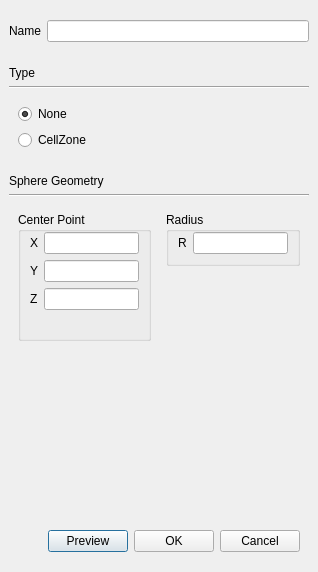
First picture: the form in baramMesh/view/geometry/volume_dialog.ui, repository nextfoam/baram, before the edit.
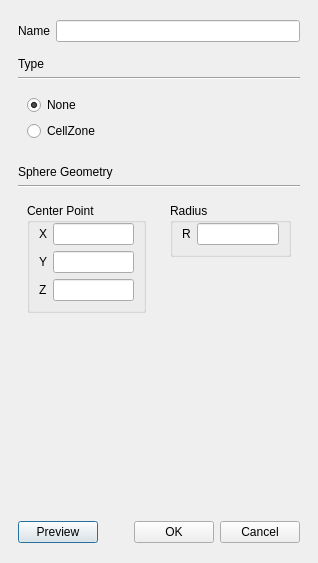
Second picture: the form after the edit. The open tabs and pages were chosen to show the change.

The edit to the form file:
```diff
--- a/baramMesh/view/geometry/volume_dialog.ui
+++ b/baramMesh/view/geometry/volume_dialog.ui
@@ -21,23 +21,17 @@
     <number>9</number>
    </property>
    <item>
-    <widget class="QWidget" name="form" native="true">
-     <layout class="QVBoxLayout" name="verticalLayout">
-      <property name="leftMargin">
-       <number>0</number>
-      </property>
-      <property name="topMargin">
-       <number>0</number>
-      </property>
-      <property name="rightMargin">
-       <number>0</number>
-      </property>
+    <widget class="QWidget" name="dialogContent" native="true">
+     <layout class="QVBoxLayout" name="verticalLayout_2">
       <item>
        <widget class="QWidget" name="widget_5" native="true">
         <layout class="QFormLayout" name="formLayout_3">
          <property name="leftMargin">
           <number>0</number>
          </property>
+         <property name="topMargin">
+          <number>0</number>
+         </property>
          <property name="rightMargin">
           <number>0</number>
          </property>
@@ -66,6 +60,9 @@
          <property name="leftMargin">
           <number>0</number>
          </property>
+         <property name="topMargin">
+          <number>0</number>
+         </property>
          <property name="rightMargin">
           <number>0</number>
          </property>
@@ -263,6 +260,15 @@
            <widget class="QWidget" name="widget_11" native="true">
             <layout class="QHBoxLayout" name="horizontalLayout_2">
              <item>
+              <widget class="QWidget" name="widget" native="true">
+               <layout class="QVBoxLayout" name="verticalLayout_4">
+                <property name="leftMargin">
+                 <number>0</number>
+                </property>
+                <property name="topMargin">
+                 <number>0</number>
+                </property>
+                <item>
               <widget class="QGroupBox" name="groupBox">
                <property name="title">
                 <string>Center Point</string>
@@ -311,6 +317,22 @@
               </widget>
              </item>
              <item>
+                 <spacer name="verticalSpacer_4">
+                  <property name="orientation">
+                   <enum>Qt::Vertical</enum>
+                  </property>
+                  <property name="sizeHint" stdset="0">
+                   <size>
+                    <width>20</width>
+                    <height>40</height>
+                   </size>
+                  </property>
+                 </spacer>
+                </item>
+               </layout>
+              </widget>
+             </item>
+             <item>
               <widget class="QWidget" name="widget_12" native="true">
                <layout class="QVBoxLayout" name="verticalLayout_10">
                 <property name="topMargin">
@@ -360,19 +382,6 @@
             </layout>
            </widget>
           </item>
-          <item>
-           <spacer name="verticalSpacer_3">
-            <property name="orientation">
-             <enum>Qt::Vertical</enum>
-            </property>
-            <property name="sizeHint" stdset="0">
-             <size>
-              <width>20</width>
-              <height>40</height>
-             </size>
-            </property>
-           </spacer>
-          </item>
          </layout>
         </widget>
         <widget class="QWidget" name="cylinder">
@@ -569,6 +578,13 @@
    <item>
     <widget class="QWidget" name="widget_6" native="true">
      <layout class="QHBoxLayout" name="horizontalLayout_4">
+      <item>
+       <widget class="QPushButton" name="preview">
+        <property name="text">
+         <string>Preview</string>
+        </property>
+       </widget>
+      </item>
       <item>
        <spacer name="horizontalSpacer_2">
         <property name="orientation">
@@ -582,13 +598,6 @@
         </property>
        </spacer>
       </item>
-      <item>
-       <widget class="QPushButton" name="preview">
-        <property name="text">
-         <string>Preview</string>
-        </property>
-       </widget>
-      </item>
       <item>
        <widget class="QPushButton" name="ok">
         <property name="text">
```
Left out of the diff: 2 changed lines with no effect on the pictures. Lines whose indentation alone changed are shown as unchanged.
